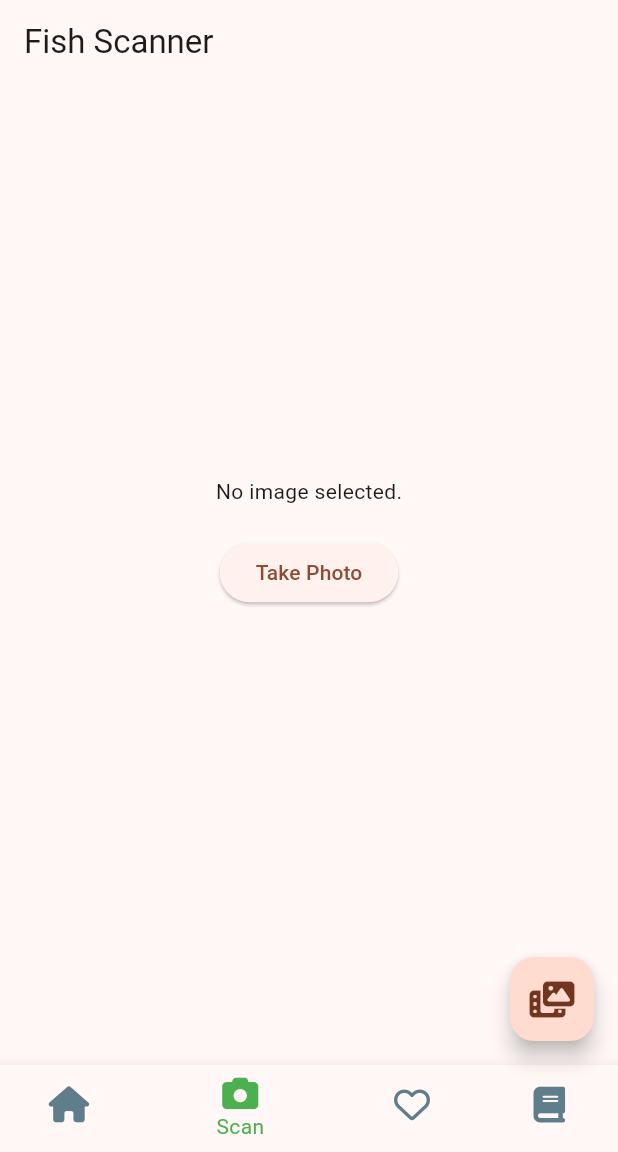
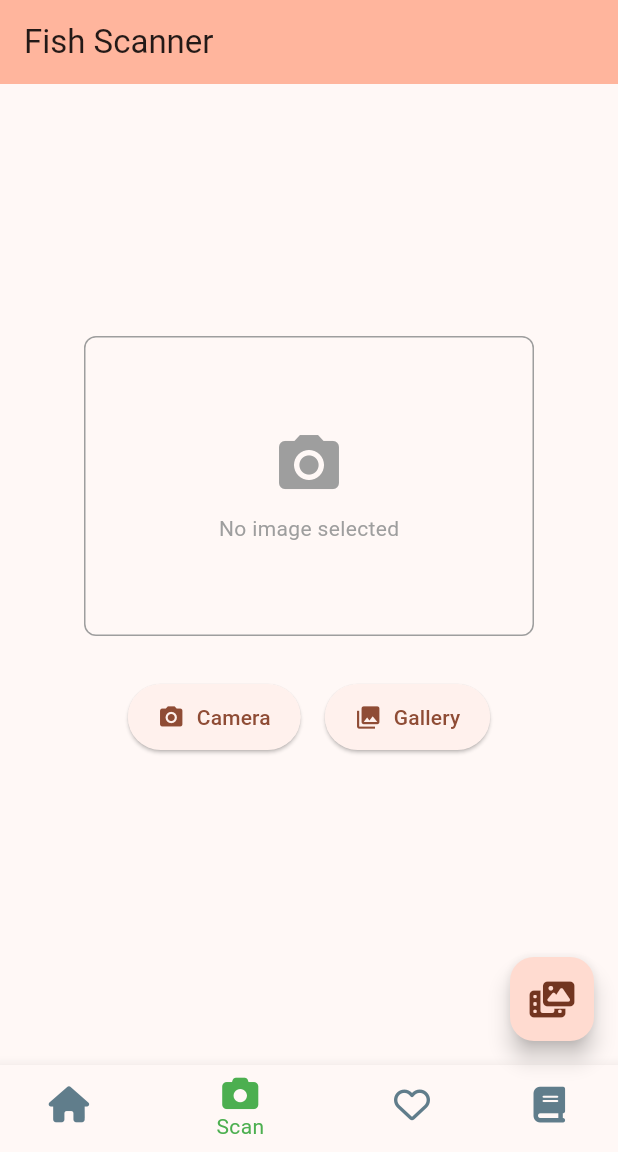
Before and after one commit to dougfoo/gyogaido, a Flutter app: the screen it shows after launch, swiped to page 2, on a phone screen of 412 x 824 dp, the part 84-1236 px from its top. Run offline on Flutter 3.47's test engine with Material 3 defaults, Android fonts, the phone set to English and light mode, and no system bars; our stand-ins replace font_awesome_flutter, image_picker, shared_preferences, sqflite; accounts and stored records are empty.

Commit message:
Add cross-platform web support for fish library
🎯 Major Enhancement: Platform-Aware Fish Data Service

### Web Platform Support
- ✅ Fish library now works in Chrome browser (`flutter run -d chrome`)
- ✅ Fixed SQLite incompatibility issue - uses JSON loading for web
- ✅ All 20 fish species display correctly in web browser
- ✅ Search, filtering, and favorites work across all platforms

### Technical Implementation
- **Platform Detection**: Uses `kIsWeb` to automatically detect platform
- **Dual Data Sources**: SQLite for mobile/desktop, JSON for web
- **Unified API**: Same FishService interface works everywhere
- **Performance**: Web caches JSON data after first load
- **Error Handling**: Platform-specific logging and error recovery

### Key Changes
- **FishService**: Added platform-aware data loading methods
  - `_loadWebFishData()` - JSON asset loading for web
  - Updated all methods: getAllFish, searchFish, getFishByHabitat, etc.
  - Maintains backward compatibility with mobile SQLite
- **FishScanner**: Enhanced camera UI with web/mobile support
- **Logging**: Completed migration from print() to Logger utility

### Cross-Platform Features
- **Web**: Direct JSON loading from assets/data/fish_database.json
- **Mobile**: SQLite database (unchanged)
- **Search**: Client-side filtering (web) vs SQL queries (mobile)
- **Caching**: Smart memory caching for web performance

🚀 Ready for Google Vision API integration with full cross-platform support!

🤖 Generated with [Claude Code](https://claude.ai/code)

Co-Authored-By: Claude <noreply@anthropic.com>

```diff
--- a/lib/fish_cam.dart
+++ b/lib/fish_cam.dart
@@ -18,26 +18,48 @@ class FishScanner extends StatefulWidget {
 class _FishScannerState extends State<FishScanner> {
   XFile? _image;
   String _result = '';
+  bool _isLoading = false;
   final picker = ImagePicker();
 
-  Future<void> _getImage() async {
+  Future<void> _getImage([ImageSource? source]) async {
+    setState(() {
+      _isLoading = true;
+      _result = '';
+    });
+
     XFile? pickedFile;
-    if (kIsWeb) {
-      pickedFile = await picker.pickImage(source: ImageSource.gallery);
-    } else {
-      pickedFile = await picker.pickImage(source: ImageSource.camera);
+    final ImageSource imageSource = source ?? ImageSource.camera;
+
+    try {
+      pickedFile = await picker.pickImage(
+        source: imageSource,
+        maxWidth: 800,
+        maxHeight: 600,
+        imageQuality: 80,
+      );
+
+      if (pickedFile != null) {
+        Logger.info('Image captured from ${imageSource.name}', 'FishScanner');
+      }
+    } catch (e) {
+      Logger.error('Error accessing ${imageSource.name}: $e', 'FishScanner', e);
+      setState(() {
+        _result = 'Error: Could not access ${imageSource.name}. Please check permissions.';
+      });
     }
 
     setState(() {
+      _isLoading = false;
       if (pickedFile != null) {
         _image = pickedFile;
-        Logger.info('Uploaded image', 'FishScanner');
+        _result = 'Image captured successfully! ${kIsWeb ? '(Web mode - identification disabled)' : ''}';
+
+        // Only run identification on mobile/desktop
         if (!kIsWeb) {
           _identifyImage(pickedFile);
         }
-        Logger.info('Returned from _identifyImage', 'FishScanner');
-      } else {
-        Logger.warning('No image selected.', 'FishScanner');
+      } else if (_result.isEmpty) {
+        _result = 'No image selected.';
       }
     });
   }
@@ -57,37 +79,161 @@ class _FishScannerState extends State<FishScanner> {
   Widget build(BuildContext context) {
     Widget imageWidget;
     if (_image == null) {
-      imageWidget = const Text('No image selected.');
+      imageWidget = Container(
+        width: 300,
+        height: 200,
+        decoration: BoxDecoration(
+          border: Border.all(color: Colors.grey),
+          borderRadius: BorderRadius.circular(8),
+        ),
+        child: const Center(
+          child: Column(
+            mainAxisAlignment: MainAxisAlignment.center,
+            children: [
+              Icon(Icons.camera_alt, size: 48, color: Colors.grey),
+              SizedBox(height: 8),
+              Text('No image selected', style: TextStyle(color: Colors.grey)),
+            ],
+          ),
+        ),
+      );
     } else if (kIsWeb) {
-      imageWidget = Image.network(_image!.path);
+      imageWidget = Container(
+        width: 300,
+        height: 200,
+        decoration: BoxDecoration(
+          border: Border.all(color: Colors.grey),
+          borderRadius: BorderRadius.circular(8),
+        ),
+        child: ClipRRect(
+          borderRadius: BorderRadius.circular(8),
+          child: Image.network(
+            _image!.path,
+            fit: BoxFit.cover,
+            errorBuilder: (context, error, stackTrace) {
+              return const Center(
+                child: Text('Error loading image', style: TextStyle(color: Colors.red)),
+              );
+            },
+          ),
+        ),
+      );
     } else {
-      imageWidget = Image.file(
-        // ignore: prefer_const_constructors
+      imageWidget = Container(
+        width: 300,
+        height: 200,
+        decoration: BoxDecoration(
+          border: Border.all(color: Colors.grey),
+          borderRadius: BorderRadius.circular(8),
+        ),
+        child: ClipRRect(
+          borderRadius: BorderRadius.circular(8),
+          child: Image.file(
             File(_image!.path),
+            fit: BoxFit.cover,
+          ),
+        ),
       );
     }
 
     return Scaffold(
       appBar: AppBar(
         title: const Text('Fish Scanner'),
+        backgroundColor: Theme.of(context).colorScheme.inversePrimary,
       ),
       body: Center(
+        child: Padding(
+          padding: const EdgeInsets.all(16.0),
           child: Column(
             mainAxisAlignment: MainAxisAlignment.center,
             children: <Widget>[
               imageWidget,
+              const SizedBox(height: 30),
+
+              // Camera and Gallery buttons
+              Row(
+                mainAxisAlignment: MainAxisAlignment.center,
+                children: [
+                  ElevatedButton.icon(
+                    onPressed: _isLoading ? null : () => _getImage(ImageSource.camera),
+                    icon: const Icon(Icons.camera_alt),
+                    label: const Text('Camera'),
+                    style: ElevatedButton.styleFrom(
+                      padding: const EdgeInsets.symmetric(horizontal: 20, vertical: 12),
+                    ),
+                  ),
+                  const SizedBox(width: 16),
+                  ElevatedButton.icon(
+                    onPressed: _isLoading ? null : () => _getImage(ImageSource.gallery),
+                    icon: const Icon(Icons.photo_library),
+                    label: const Text('Gallery'),
+                    style: ElevatedButton.styleFrom(
+                      padding: const EdgeInsets.symmetric(horizontal: 20, vertical: 12),
+                    ),
+                  ),
+                ],
+              ),
+
               const SizedBox(height: 20),
-            ElevatedButton(
-              onPressed: _getImage,
-              child: const Text('Take Photo'),
+
+              // Loading indicator
+              if (_isLoading)
+                const Column(
+                  children: [
+                    CircularProgressIndicator(),
+                    SizedBox(height: 10),
+                    Text('Accessing camera...', style: TextStyle(color: Colors.grey)),
+                  ],
                 ),
-            const SizedBox(height: 20),
-            Text(
+
+              // Result text
+              if (!_isLoading && _result.isNotEmpty)
+                Container(
+                  padding: const EdgeInsets.all(12),
+                  margin: const EdgeInsets.symmetric(horizontal: 20),
+                  decoration: BoxDecoration(
+                    color: _result.contains('Error') ? Colors.red.shade50 : Colors.green.shade50,
+                    borderRadius: BorderRadius.circular(8),
+                    border: Border.all(
+                      color: _result.contains('Error') ? Colors.red.shade200 : Colors.green.shade200,
+                    ),
+                  ),
+                  child: Text(
                     _result,
                     textAlign: TextAlign.center,
-              style: const TextStyle(fontSize: 16),
+                    style: TextStyle(
+                      fontSize: 14,
+                      color: _result.contains('Error') ? Colors.red.shade700 : Colors.green.shade700,
+                    ),
+                  ),
+                ),
+
+              const SizedBox(height: 20),
+
+              // Web-specific instructions
+              if (kIsWeb)
+                Container(
+                  padding: const EdgeInsets.all(12),
+                  margin: const EdgeInsets.symmetric(horizontal: 20),
+                  decoration: BoxDecoration(
+                    color: Colors.blue.shade50,
+                    borderRadius: BorderRadius.circular(8),
+                    border: Border.all(color: Colors.blue.shade200),
+                  ),
+                  child: const Column(
+                    children: [
+                      Icon(Icons.info, color: Colors.blue),
+                      SizedBox(height: 8),
+                      Text(
+                        'Web Mode: Camera access requires browser permissions.\nClick "Camera" to activate your laptop camera.',
+                        textAlign: TextAlign.center,
+                        style: TextStyle(fontSize: 12, color: Colors.blue),
                       ),
                     ],
+                  ),
+                ),
+            ],
+          ),
         ),
       ),
     );
--- a/lib/services/fish_service.dart
+++ b/lib/services/fish_service.dart
@@ -1,3 +1,6 @@
+import 'dart:convert';
+import 'package:flutter/foundation.dart';
+import 'package:flutter/services.dart';
 import '../database/database_helper.dart';
 import '../models/fish.dart';
 import '../utils/logger.dart';
@@ -6,15 +9,48 @@ import '../utils/logger.dart';
 ///
 /// This class provides a clean interface for fish data operations,
 /// abstracting away the database implementation details.
+/// Supports both SQLite (mobile/desktop) and JSON (web) data sources.
 class FishService {
   static final DatabaseHelper _db = DatabaseHelper.instance;
+  static List<Fish>? _webFishCache;
+  static bool _isWebDataLoaded = false;
 
-  /// Get all fish from the database
+  /// Load fish data from JSON assets (web platform)
+  static Future<void> _loadWebFishData() async {
+    if (_isWebDataLoaded && _webFishCache != null) {
+      return;
+    }
+
+    try {
+      Logger.info('Loading fish data from JSON for web platform...', 'FishService');
+
+      final String jsonString = await rootBundle.loadString('assets/data/fish_database.json');
+      final Map<String, dynamic> jsonData = json.decode(jsonString);
+      final List<dynamic> fishList = jsonData['fish_database'] as List<dynamic>;
+
+      _webFishCache = fishList.map((fishJson) => Fish.fromMap(fishJson as Map<String, dynamic>)).toList();
+      _isWebDataLoaded = true;
+
+      Logger.info('Loaded ${_webFishCache!.length} fish species from JSON', 'FishService');
+    } catch (e) {
+      Logger.error('Error loading web fish data: $e', 'FishService', e);
+      _webFishCache = [];
+      _isWebDataLoaded = false;
+      rethrow;
+    }
+  }
+
+  /// Get all fish from the appropriate data source
   static Future<List<Fish>> getAllFish() async {
     try {
+      if (kIsWeb) {
+        await _loadWebFishData();
+        return List.from(_webFishCache ?? []);
+      } else {
         return await _db.getAllFish();
+      }
     } catch (e) {
-      Logger.error('Error getting all fish: $e', 'FishService');
+      Logger.error('Error getting all fish: $e', 'FishService', e);
       return [];
     }
   }
@@ -22,9 +58,18 @@ class FishService {
   /// Get a specific fish by ID
   static Future<Fish?> getFishById(String id) async {
     try {
+      if (kIsWeb) {
+        await _loadWebFishData();
+        try {
+          return _webFishCache?.firstWhere((fish) => fish.id == id);
+        } catch (e) {
+          return null;
+        }
+      } else {
         return await _db.getFishById(id);
+      }
     } catch (e) {
-      print('Error getting fish by ID: $e');
+      Logger.error('Error getting fish by ID: $e', 'FishService', e);
       return null;
     }
   }
@@ -35,9 +80,23 @@ class FishService {
       if (query.trim().isEmpty) {
         return await getAllFish();
       }
+
+      if (kIsWeb) {
+        await _loadWebFishData();
+        final searchQuery = query.toLowerCase();
+        return _webFishCache?.where((fish) {
+          return fish.uniqueName.toLowerCase().contains(searchQuery) ||
+                 fish.scientificName.toLowerCase().contains(searchQuery) ||
+                 fish.description.toLowerCase().contains(searchQuery) ||
+                 fish.japaneseNameRomaji.toLowerCase().contains(searchQuery) ||
+                 fish.japaneseNameKanji.contains(query) ||
+                 fish.commonAliases.any((alias) => alias.toLowerCase().contains(searchQuery));
+        }).toList() ?? [];
+      } else {
         return await _db.searchFish(query);
+      }
     } catch (e) {
-      print('Error searching fish: $e');
+      Logger.error('Error searching fish: $e', 'FishService', e);
       return [];
     }
   }
@@ -45,9 +104,17 @@ class FishService {
   /// Get fish by habitat
   static Future<List<Fish>> getFishByHabitat(String habitat) async {
     try {
+      if (kIsWeb) {
+        await _loadWebFishData();
+        final habitatQuery = habitat.toLowerCase();
+        return _webFishCache?.where((fish) {
+          return fish.habitats.any((h) => h.toLowerCase().contains(habitatQuery));
+        }).toList() ?? [];
+      } else {
         return await _db.getFishByHabitat(habitat);
+      }
     } catch (e) {
-      print('Error getting fish by habitat: $e');
+      Logger.error('Error getting fish by habitat: $e', 'FishService', e);
       return [];
     }
   }
@@ -55,9 +122,17 @@ class FishService {
   /// Get fish by preparation method
   static Future<List<Fish>> getFishByPreparation(String preparation) async {
     try {
+      if (kIsWeb) {
+        await _loadWebFishData();
+        final prepQuery = preparation.toLowerCase();
+        return _webFishCache?.where((fish) {
+          return fish.waysToEat.any((way) => way.toLowerCase().contains(prepQuery));
+        }).toList() ?? [];
+      } else {
         return await _db.getFishByPreparation(preparation);
+      }
     } catch (e) {
-      print('Error getting fish by preparation: $e');
+      Logger.error('Error getting fish by preparation: $e', 'FishService', e);
       return [];
     }
   }
@@ -74,7 +149,7 @@ class FishService {
         )
       ).toList();
     } catch (e) {
-      print('Error getting sushi fish: $e');
+      Logger.error('Error getting sushi fish: $e', 'FishService', e);
       return [];
     }
   }
@@ -85,7 +160,7 @@ class FishService {
       final allFish = await getAllFish();
       return allFish.take(10).toList();
     } catch (e) {
-      print('Error getting popular fish: $e');
+      Logger.error('Error getting popular fish: $e', 'FishService', e);
       return [];
     }
   }
@@ -99,7 +174,7 @@ class FishService {
         fish.japaneseNameKanji.contains(japaneseName)
       ).toList();
     } catch (e) {
-      print('Error getting fish by Japanese name: $e');
+      Logger.error('Error getting fish by Japanese name: $e', 'FishService', e);
       return [];
     }
   }
@@ -118,7 +193,7 @@ class FishService {
       sortedHabitats.sort();
       return sortedHabitats;
     } catch (e) {
-      print('Error getting all habitats: $e');
+      Logger.error('Error getting all habitats: $e', 'FishService', e);
       return [];
     }
   }
@@ -137,7 +212,7 @@ class FishService {
       sortedPreparations.sort();
       return sortedPreparations;
     } catch (e) {
-      print('Error getting all preparations: $e');
+      Logger.error('Error getting all preparations: $e', 'FishService', e);
       return [];
     }
   }
@@ -145,9 +220,14 @@ class FishService {
   /// Get fish count
   static Future<int> getFishCount() async {
     try {
+      if (kIsWeb) {
+        await _loadWebFishData();
+        return _webFishCache?.length ?? 0;
+      } else {
         return await _db.getFishCount();
+      }
     } catch (e) {
-      print('Error getting fish count: $e');
+      Logger.error('Error getting fish count: $e', 'FishService', e);
       return 0;
     }
   }
@@ -155,9 +235,13 @@ class FishService {
   /// Check if database is initialized
   static Future<bool> isDatabaseInitialized() async {
     try {
+      if (kIsWeb) {
+        return _isWebDataLoaded && _webFishCache != null && _webFishCache!.isNotEmpty;
+      } else {
         return await _db.isDatabaseInitialized();
+      }
     } catch (e) {
-      print('Error checking database initialization: $e');
+      Logger.error('Error checking database initialization: $e', 'FishService', e);
       return false;
     }
   }
@@ -165,7 +249,12 @@ class FishService {
   /// Initialize database (mainly for first app launch)
   static Future<void> initializeDatabase() async {
     try {
-      print('Initializing fish database...');
+      if (kIsWeb) {
+        Logger.info('Initializing fish data for web platform...', 'FishService');
+        await _loadWebFishData();
+        Logger.info('Web fish data initialized with ${_webFishCache?.length ?? 0} species', 'FishService');
+      } else {
+        Logger.info('Initializing fish database for mobile/desktop...', 'FishService');
 
         // The database will be automatically initialized when first accessed
         // through the DatabaseHelper.instance.database getter
@@ -173,12 +262,13 @@ class FishService {
 
         if (isInitialized) {
           final count = await getFishCount();
-        print('Database already initialized with $count fish species');
+          Logger.info('Database already initialized with $count fish species', 'FishService');
         } else {
-        print('Database not initialized, will be created on first access');
+          Logger.info('Database not initialized, will be created on first access', 'FishService');
+        }
       }
     } catch (e) {
-      print('Error initializing database: $e');
+      Logger.error('Error initializing database: $e', 'FishService', e);
       rethrow;
     }
   }
@@ -187,9 +277,9 @@ class FishService {
   static Future<void> reinitializeDatabase() async {
     try {
       await _db.reinitializeDatabase();
-      print('Database reinitialized successfully');
+      Logger.info('Database reinitialized successfully', 'FishService');
     } catch (e) {
-      print('Error reinitializing database: $e');
+      Logger.error('Error reinitializing database: $e', 'FishService', e);
       rethrow;
     }
   }
@@ -200,7 +290,7 @@ class FishService {
       final result = await _db.insertFish(fish);
       return result > 0;
     } catch (e) {
-      print('Error adding fish: $e');
+      Logger.error('Error adding fish: $e', 'FishService', e);
       return false;
     }
   }
@@ -211,7 +301,7 @@ class FishService {
       final result = await _db.updateFish(fish);
       return result > 0;
     } catch (e) {
-      print('Error updating fish: $e');
+      Logger.error('Error updating fish: $e', 'FishService', e);
       return false;
     }
   }
@@ -222,7 +312,7 @@ class FishService {
       final result = await _db.deleteFish(id);
       return result > 0;
     } catch (e) {
-      print('Error deleting fish: $e');
+      Logger.error('Error deleting fish: $e', 'FishService', e);
       return false;
     }
   }
@@ -238,7 +328,7 @@ class FishService {
       allFish.shuffle();
       return allFish.take(count).toList();
     } catch (e) {
-      print('Error getting random fish: $e');
+      Logger.error('Error getting random fish: $e', 'FishService', e);
       return [];
     }
   }
@@ -248,7 +338,7 @@ class FishService {
     try {
       await _db.close();
     } catch (e) {
-      print('Error closing database: $e');
+      Logger.error('Error closing database: $e', 'FishService', e);
     }
   }
 }
```
Also changed, not shown: lib/services/favorites_service.dart (+17 -16 lines), 1 other file. Lines whose indentation alone changed are shown as unchanged.
